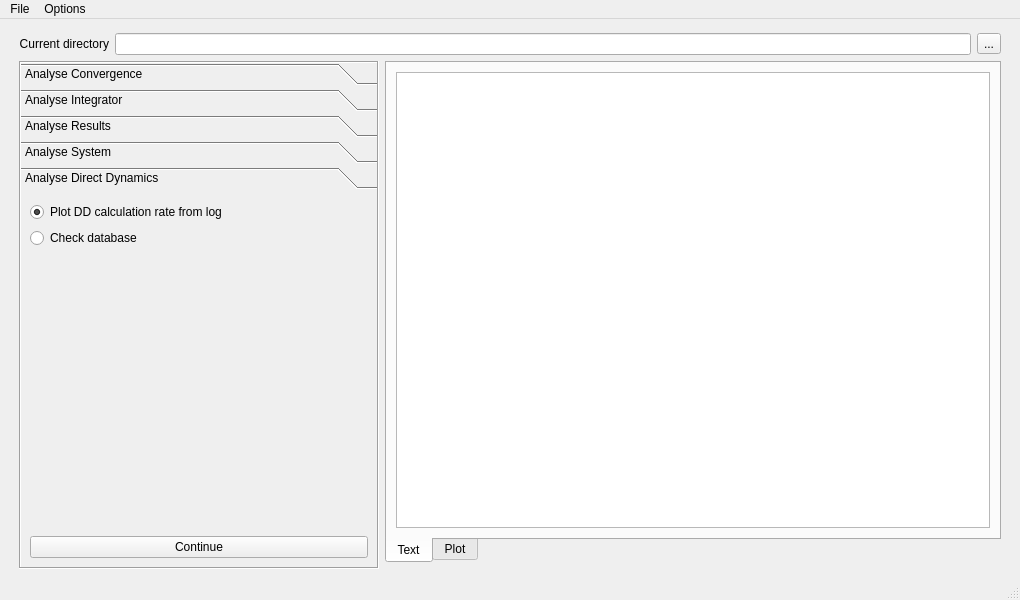
wenzhaojia2000/msc-trajectory-analysis, file source/analyse/gui_files/gui_analysis/ui_analysis.ui: the form before one commit.
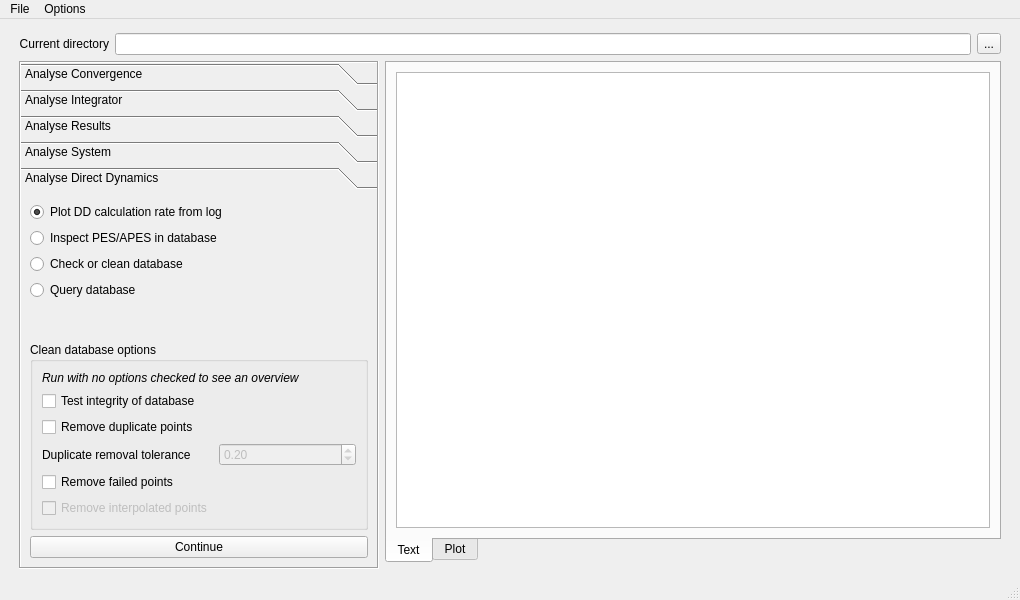
The form after the commit. The open tabs and pages were chosen to show the change. Custom widgets are drawn as their Qt base class.

Commit message: Add additional options for checkdb

```diff
--- a/source/analyse/gui_files/gui_analysis/ui_analysis.ui
+++ b/source/analyse/gui_files/gui_analysis/ui_analysis.ui
@@ -761,8 +761,8 @@
           <rect>
            <x>0</x>
            <y>0</y>
-           <width>356</width>
-           <height>348</height>
+           <width>335</width>
+           <height>367</height>
           </rect>
          </property>
          <attribute name="label">
@@ -787,7 +787,21 @@
             <item>
              <widget class="QRadioButton" name="analdd_2">
               <property name="text">
-               <string>Check database</string>
+               <string>Inspect PES/APES in database</string>
+              </property>
+             </widget>
+            </item>
+            <item>
+             <widget class="QRadioButton" name="analdd_3">
+              <property name="text">
+               <string>Check or clean database</string>
+              </property>
+             </widget>
+            </item>
+            <item>
+             <widget class="QRadioButton" name="analdd_4">
+              <property name="text">
+               <string>Query database</string>
               </property>
              </widget>
             </item>
@@ -806,6 +820,81 @@
             </property>
            </spacer>
           </item>
+          <item>
+           <widget class="QGroupBox" name="clean_box">
+            <property name="title">
+             <string>Clean database options</string>
+            </property>
+            <layout class="QGridLayout" name="gridLayout_4">
+             <item row="0" column="0" colspan="2">
+              <widget class="QLabel" name="clean_explain_label">
+               <property name="font">
+                <font>
+                 <italic>true</italic>
+                </font>
+               </property>
+               <property name="text">
+                <string>Run with no options checked to see an overview</string>
+               </property>
+              </widget>
+             </item>
+             <item row="1" column="0">
+              <widget class="QCheckBox" name="clean_testint">
+               <property name="text">
+                <string>Test integrity of database</string>
+               </property>
+              </widget>
+             </item>
+             <item row="2" column="0">
+              <widget class="QCheckBox" name="clean_rmdup">
+               <property name="text">
+                <string>Remove duplicate points</string>
+               </property>
+              </widget>
+             </item>
+             <item row="3" column="0">
+              <widget class="QLabel" name="clean_mindb_label">
+               <property name="text">
+                <string>Duplicate removal tolerance</string>
+               </property>
+              </widget>
+             </item>
+             <item row="3" column="1">
+              <widget class="QDoubleSpinBox" name="clean_mindb">
+               <property name="enabled">
+                <bool>false</bool>
+               </property>
+               <property name="maximum">
+                <double>10.000000000000000</double>
+               </property>
+               <property name="singleStep">
+                <double>0.100000000000000</double>
+               </property>
+               <property name="value">
+                <double>0.200000000000000</double>
+               </property>
+              </widget>
+             </item>
+             <item row="4" column="0">
+              <widget class="QCheckBox" name="clean_rmfail">
+               <property name="text">
+                <string>Remove failed points</string>
+               </property>
+              </widget>
+             </item>
+             <item row="5" column="0">
+              <widget class="QCheckBox" name="clean_rminterp">
+               <property name="enabled">
+                <bool>false</bool>
+               </property>
+               <property name="text">
+                <string>Remove interpolated points</string>
+               </property>
+              </widget>
+             </item>
+            </layout>
+           </widget>
+          </item>
           <item>
            <widget class="QPushButton" name="analdd_push">
             <property name="text">
```
Left out of the diff: 2 changed lines with no effect on the pictures. The commit also changes 1 other file.
